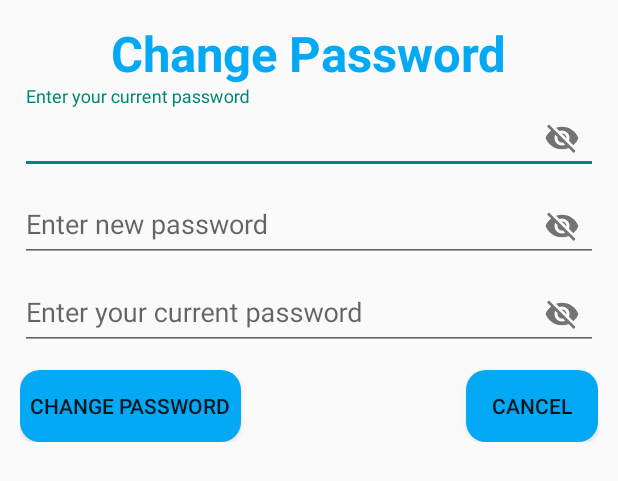
After one commit to Duc-Diep/AppChat, an Android app: the layout diaglog_change_pass.xml on its own in the app's theme, with its tools: preview values and no code run, on a phone screen of 412 x 824 dp. The commit adds this screen. Shown: the top 481 px of the screen. Run offline under Robolectric (Android 15) with nearby library versions, the light colour scheme and no system bars.

Commit message:
update change password

```diff
--- /dev/null
+++ b/app/src/main/res/layout/diaglog_change_pass.xml
@@ -0,0 +1,85 @@
+<?xml version="1.0" encoding="utf-8"?>
+<RelativeLayout xmlns:android="http://schemas.android.com/apk/res/android"
+    android:layout_width="wrap_content"
+    android:layout_height="wrap_content"
+    xmlns:app="http://schemas.android.com/apk/res-auto"
+    android:padding="@dimen/_10sdp">
+
+    <TextView
+        android:id="@+id/tvTitle"
+        android:text="Change Password"
+        android:textStyle="bold"
+        android:textColor="#03A9F4"
+        android:layout_centerHorizontal="true"
+        android:textSize="@dimen/_25sdp"
+        android:layout_width="wrap_content"
+        android:layout_height="wrap_content">
+
+    </TextView>
+
+    <com.google.android.material.textfield.TextInputLayout
+        android:id="@+id/layoutEdtCurrentPass"
+        android:layout_below="@id/tvTitle"
+        android:layout_width="match_parent"
+        app:passwordToggleEnabled="true"
+        android:layout_height="wrap_content">
+
+        <com.google.android.material.textfield.TextInputEditText
+            android:id="@+id/edtCurrentPass"
+            android:layout_width="match_parent"
+            android:layout_height="match_parent"
+            android:hint="Enter your current password" />
+    </com.google.android.material.textfield.TextInputLayout>
+
+    <com.google.android.material.textfield.TextInputLayout
+        android:id="@+id/layoutEdtNewPass"
+        android:layout_width="match_parent"
+        app:passwordToggleEnabled="true"
+        android:layout_height="wrap_content"
+        android:layout_below="@id/layoutEdtCurrentPass">
+
+        <com.google.android.material.textfield.TextInputEditText
+            android:id="@+id/edtNewPass"
+            android:layout_width="match_parent"
+            android:layout_height="match_parent"
+            android:hint="Enter new password" />
+    </com.google.android.material.textfield.TextInputLayout>
+
+    <com.google.android.material.textfield.TextInputLayout
+        android:id="@+id/layoutEdtConfirmPass"
+        android:layout_width="match_parent"
+        android:layout_height="wrap_content"
+        app:passwordToggleEnabled="true"
+        android:layout_below="@id/layoutEdtNewPass">
+
+        <com.google.android.material.textfield.TextInputEditText
+            android:id="@+id/edtConfirmPass"
+            android:layout_width="match_parent"
+            android:layout_height="match_parent"
+            android:hint="Enter your current password" />
+    </com.google.android.material.textfield.TextInputLayout>
+    <Button
+        android:id="@+id/btnChangePass"
+        android:background="@drawable/border_button"
+        android:padding="@dimen/_5sdp"
+        android:text="Change password"
+        android:layout_width="wrap_content"
+        android:layout_marginTop="@dimen/_10sdp"
+        android:layout_below="@id/layoutEdtConfirmPass"
+        android:layout_height="wrap_content">
+
+    </Button>
+    <Button
+        android:id="@+id/btnCancel"
+        android:background="@drawable/border_button"
+        android:padding="@dimen/_5sdp"
+        android:text="Cancel"
+        android:layout_alignParentRight="true"
+        android:layout_width="wrap_content"
+        android:layout_marginTop="@dimen/_10sdp"
+        android:layout_marginRight="@dimen/_10sdp"
+        android:layout_below="@id/layoutEdtConfirmPass"
+        android:layout_height="wrap_content">
+
+    </Button>
+</RelativeLayout>
```
Also changed, not shown: app/src/main/java/com/example/appchat/chat/UserInforFragment.java (+7 -15 lines), app/src/main/java/com/example/appchat/dialog/ChangePasswordDialog.java (added, +89 -0 lines), app/src/main/res/layout/userinfor_fragment.xml (+13 -0 lines).
